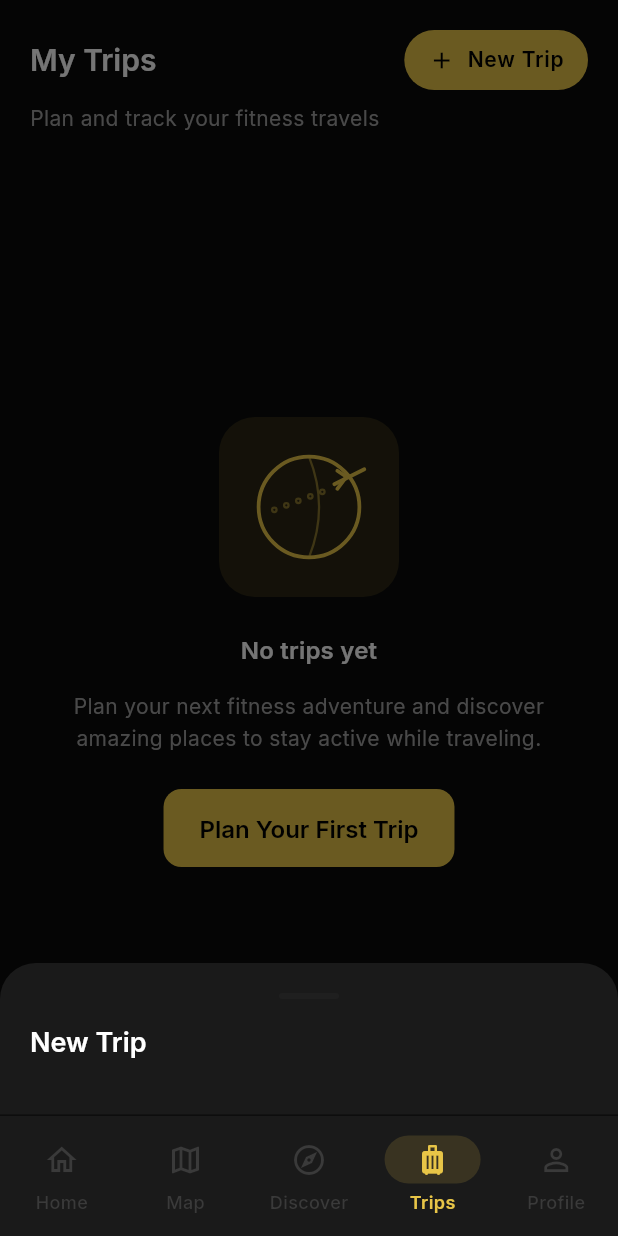
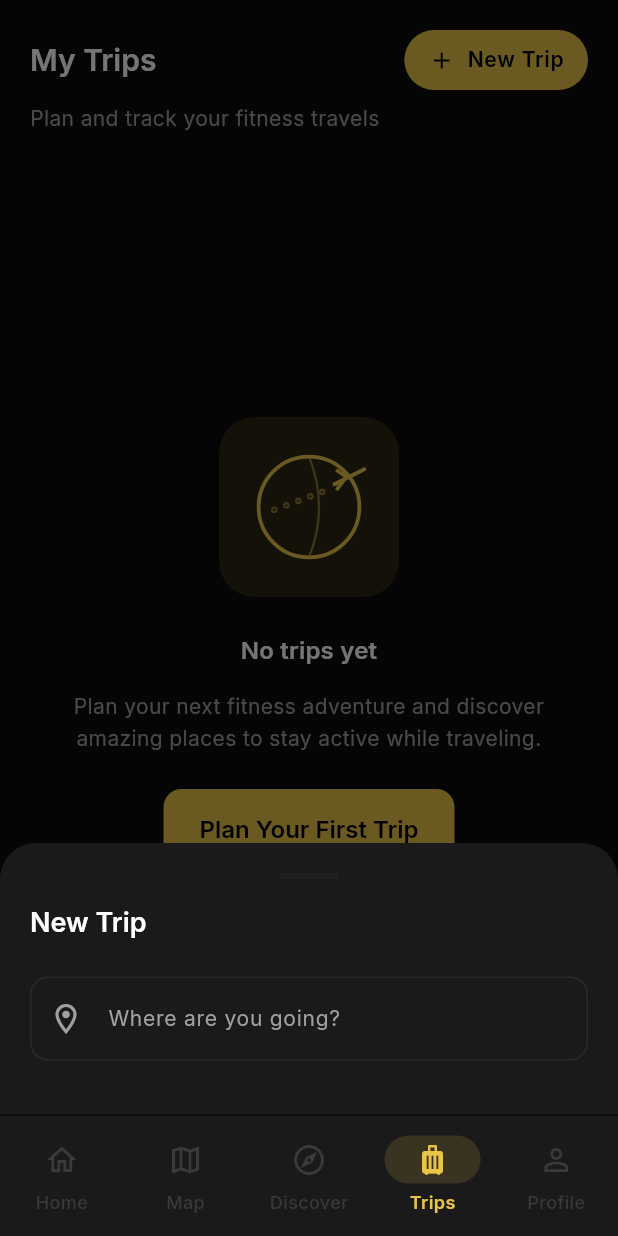
Before and after one commit to TheSimpleApp/LumoFit, a Flutter app: the TripsScreen screen opened by its route, after a tap on "New Trip", on a phone screen of 412 x 824 dp. Run offline on Flutter 3.47's test engine with Material 3 defaults, Android fonts, the phone set to English and light mode, and no system bars; drawn by our look-alikes of flutter_animate; our stand-ins replace flutter_markdown, flutter_secure_storage, geolocator, go_router, google_fonts, google_maps_flutter and 4 more; accounts and stored records are empty; network calls fail.

Commit message:
auto-claude: 2.1 - Add TextField for city input with state management
- Add dart:async import for Timer
- Add FocusNode for city field focus management
- Add List<CitySuggestion> for autocomplete suggestions state
- Add Timer for debouncing API calls (300ms delay)
- Add _selectedCity and _selectedCountry state variables
- Add _isLoadingSuggestions for loading indicator
- Implement _onCityChanged with debounced API calls to GooglePlacesService
- Add TextField with 'Where are you going?' label
- Include loading indicator and clear button in suffix
- Proper disposal of FocusNode and Timer

```diff
--- a/lib/screens/trips/trips_screen.dart
+++ b/lib/screens/trips/trips_screen.dart
@@ -1,3 +1,4 @@
+import 'dart:async';
 import 'package:flutter/material.dart';
 import 'package:provider/provider.dart';
 import 'package:flutter_animate/flutter_animate.dart';
@@ -383,6 +384,14 @@ class _CreateTripSheetState extends State<_CreateTripSheet> {
   late TextEditingController _cityController;
   late TextEditingController _notesController;
 
+  // City autocomplete state
+  late FocusNode _cityFocusNode;
+  List<CitySuggestion> _citySuggestions = [];
+  Timer? _debounceTimer;
+  bool _isLoadingSuggestions = false;
+  String? _selectedCity;
+  String? _selectedCountry;
+
   // Date state variables
   late DateTime _startDate;
   late DateTime _endDate;
@@ -392,6 +401,7 @@ class _CreateTripSheetState extends State<_CreateTripSheet> {
     super.initState();
     _cityController = TextEditingController();
     _notesController = TextEditingController();
+    _cityFocusNode = FocusNode();
 
     // Default dates: start tomorrow, end in 7 days
     final tomorrow = DateTime.now().add(const Duration(days: 1));
@@ -403,7 +413,44 @@ class _CreateTripSheetState extends State<_CreateTripSheet> {
   void dispose() {
     _cityController.dispose();
     _notesController.dispose();
+    _cityFocusNode.dispose();
+    _debounceTimer?.cancel();
     super.dispose();
+  }
+
+  void _onCityChanged(String value) {
+    // Clear selected city when user types
+    if (_selectedCity != null) {
+      setState(() {
+        _selectedCity = null;
+        _selectedCountry = null;
+      });
+    }
+
+    // Debounce API calls
+    _debounceTimer?.cancel();
+    if (value.trim().isEmpty) {
+      setState(() {
+        _citySuggestions = [];
+        _isLoadingSuggestions = false;
+      });
+      return;
+    }
+
+    setState(() {
+      _isLoadingSuggestions = true;
+    });
+
+    _debounceTimer = Timer(const Duration(milliseconds: 300), () async {
+      final placesService = GooglePlacesService();
+      final suggestions = await placesService.autocompleteCities(value);
+      if (mounted) {
+        setState(() {
+          _citySuggestions = suggestions;
+          _isLoadingSuggestions = false;
+        });
+      }
+    });
   }
 
   @override
@@ -438,8 +485,46 @@ class _CreateTripSheetState extends State<_CreateTripSheet> {
               const SizedBox(height: 16),
               // Title
               Text('New Trip', style: textStyles.titleLarge),
+              const SizedBox(height: 24),
+              // City input field
+              TextField(
+                controller: _cityController,
+                focusNode: _cityFocusNode,
+                onChanged: _onCityChanged,
+                decoration: InputDecoration(
+                  labelText: 'Where are you going?',
+                  hintText: 'Enter a city',
+                  prefixIcon: const Icon(Icons.location_on_outlined),
+                  suffixIcon: _isLoadingSuggestions
+                      ? const Padding(
+                          padding: EdgeInsets.all(12),
+                          child: SizedBox(
+                            width: 20,
+                            height: 20,
+                            child: CircularProgressIndicator(strokeWidth: 2),
+                          ),
+                        )
+                      : _cityController.text.isNotEmpty
+                          ? IconButton(
+                              icon: const Icon(Icons.clear),
+                              onPressed: () {
+                                _cityController.clear();
+                                setState(() {
+                                  _citySuggestions = [];
+                                  _selectedCity = null;
+                                  _selectedCountry = null;
+                                });
+                              },
+                            )
+                          : null,
+                  border: OutlineInputBorder(
+                    borderRadius: BorderRadius.circular(AppRadius.md),
+                  ),
+                ),
+                textInputAction: TextInputAction.next,
+              ),
               const SizedBox(height: 16),
-              // Form content will be added in subsequent subtasks
+              // Autocomplete suggestions will be added in subtask 2.2
             ],
           ),
         ),
```
Also changed, not shown: 1 other file.
